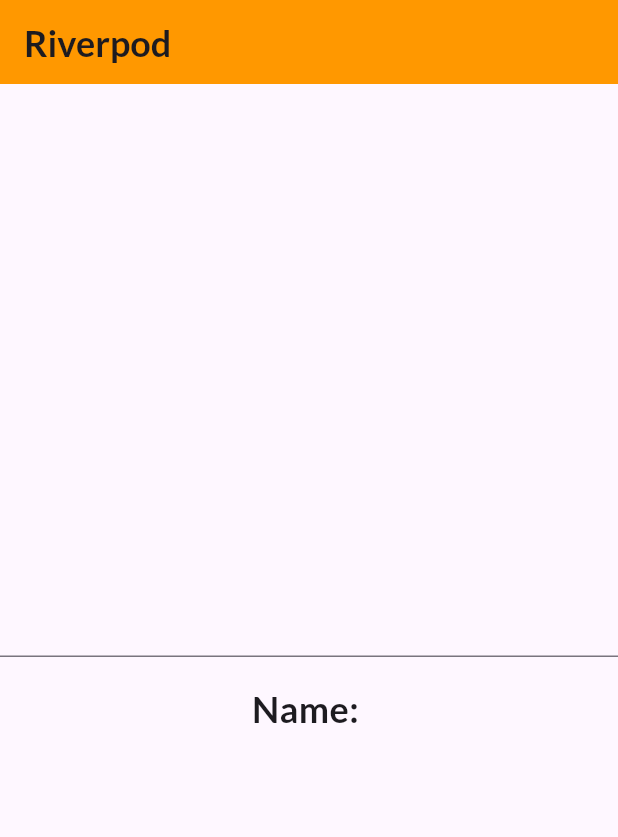
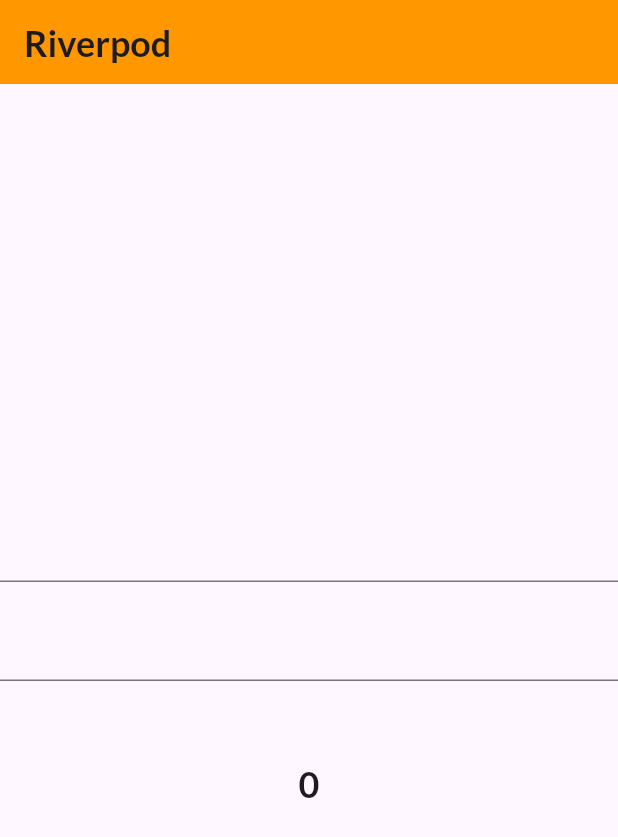
Before and after one commit to Shahab603/river_pod, a Flutter app: the screen it shows after launch, on a phone screen of 412 x 824 dp. Shown: the top 837 px of the screen. Run offline on Flutter 3.47's test engine with Material 3 defaults, Android fonts, the phone set to English and light mode, and no system bars; our stand-ins replace flutter_riverpod, google_fonts.

Commit message:
04- StateNotifier & StateNotifierProvider

```diff
--- a/state_management_riverpod_app/lib/home_screen.dart
+++ b/state_management_riverpod_app/lib/home_screen.dart
@@ -5,30 +5,39 @@
 import 'package:state_management_riverpod_app/main.dart';
 
 class HomeScreen extends ConsumerWidget {
-   const HomeScreen({super.key, required this.title});
+  const HomeScreen({super.key, required this.title});
 
   final String title;
 
-  void onSubmit (WidgetRef ref, String value){
-   ref.read(nameProvider.notifier).update((state)=>value);
+  void onSubmitname(WidgetRef ref, String value) {
+    ref.read(userProvider.notifier).updateName(value);
+    // 03- ref.read(nameProvider.notifier).update((state)=>value);
+  }
+
+  void onSubmitAge (WidgetRef ref, String value){
+    ref.read(userProvider.notifier).updateAge(int.parse(value),);
   }
 
   @override
-  Widget build(BuildContext context, WidgetRef ref ) {
-    final name = ref.watch(nameProvider);
+  Widget build(BuildContext context, WidgetRef ref) {
+    final user = ref.watch(userProvider);
+    // 03- final name = ref.watch(nameProvider);
 
     return Scaffold(
-      appBar: AppBar(title: Text(title, style: TextStyles.heading,), backgroundColor: AppColors.primary,),
+      appBar: AppBar(
+        title: Text(title, style: TextStyles.heading),
+        backgroundColor: AppColors.primary,
+      ),
       body: Center(
         child: Column(
           mainAxisAlignment: MainAxisAlignment.center,
           children: [
-            TextField(
-              onSubmitted: (value)=>onSubmit(ref, value),
-            ),
-            SizedBox(height: 18,),
-            Text('Name: $name', style: TextStyles.heading,),
-
+            TextField(onSubmitted: (value) => onSubmitname(ref, value)),
+            SizedBox(height: 18),
+            TextField(onSubmitted: (value) => onSubmitAge(ref, value)),
+            SizedBox(height: 18),
+            Text(user.name, style: TextStyles.heading),
+            Text(user.age.toString(), style: TextStyles.heading),
           ],
         ),
       ),
--- a/state_management_riverpod_app/lib/main.dart
+++ b/state_management_riverpod_app/lib/main.dart
@@ -1,14 +1,18 @@
 import 'package:flutter/material.dart';
 import 'package:flutter_riverpod/flutter_riverpod.dart';
 import 'package:state_management_riverpod_app/home_screen.dart';
+import 'package:state_management_riverpod_app/user.dart';
 
 // there are many providers:
-//1- Provider (Read only widget cannot update state. it provide data to other widgets or providers)
-//2- StateProvider (for changing the state)
+//1- Provider => (Read only widget cannot update state. it provide data to other widgets or providers)
+//2- StateProvider => (for changing the state) simple values i.e., string, int etc
+//3- StateNotifier & StateNotifierProvider =>
 
-// final nameProvider = Provider<String>((ref) => 'Shahab Nadeem');
-final nameProvider = StateProvider<String?>((ref) => '');
-
+// 2- final nameProvider = Provider<String>((ref) => 'Shahab Nadeem');
+// 3- final nameProvider = StateProvider<String?>((ref) => '');
+final userProvider = StateNotifierProvider<UserNotifier, User>(
+  (ref) => UserNotifier(User(name: '', age: 0)),
+);
 
 void main() {
   runApp(ProviderScope(child: MyApp()));
```
Also changed, not shown: state_management_riverpod_app/lib/user.dart (added, +44 -0 lines), state_management_riverpod_app/lib/styling.dart (deleted).
